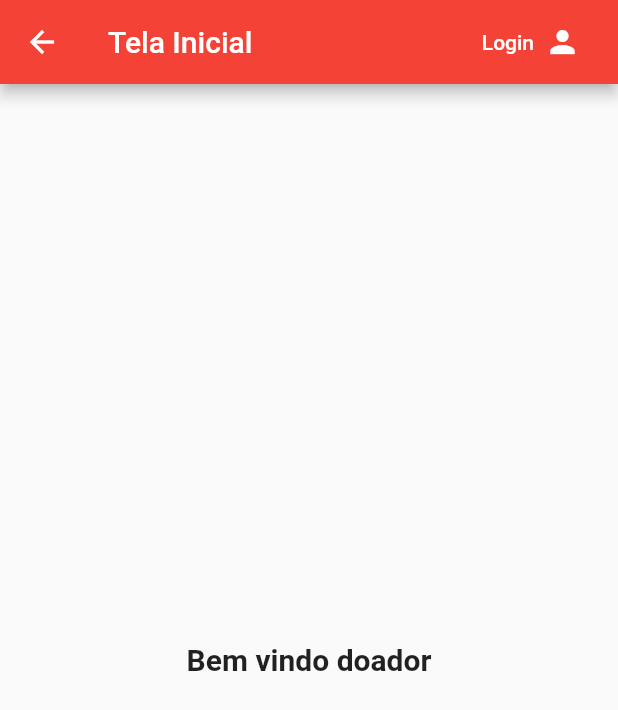
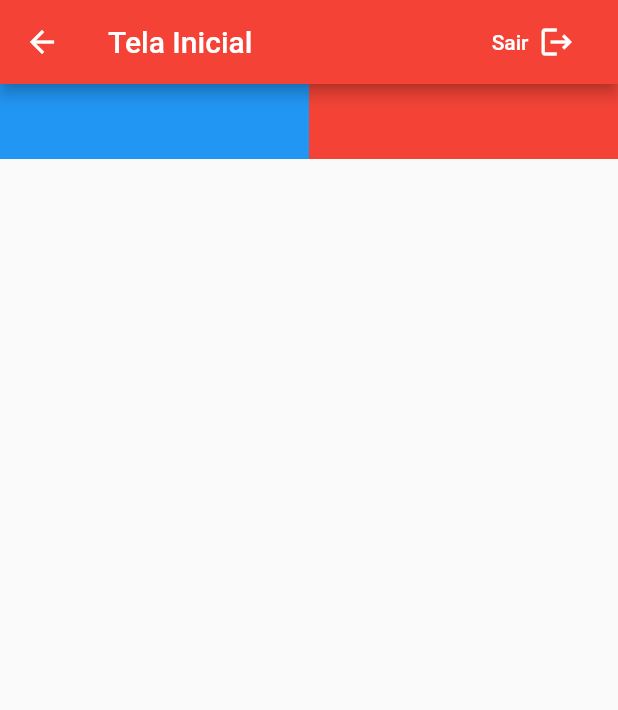
Before and after one commit to gabrielomena/doesangue_app, a Flutter app: the HomeScreen screen opened by its route, on a phone screen of 412 x 824 dp. Shown: the top 710 px of the screen. Run offline on Flutter 3.47's test engine with Material 2 defaults, Android fonts, the phone set to English and light mode, and no system bars.

Commit message:
arrumando tela home.

```diff
--- a/lib/screens/home_screen.dart
+++ b/lib/screens/home_screen.dart
@@ -15,8 +15,8 @@ class HomeScreen extends StatelessWidget {
           FlatButton(
             child: Row (
               children: <Widget> [
-                Text ('Login  '),
-                Icon (Icons.person)
+                Text ('Sair  '),
+                Icon (Icons.logout)
               ],
             ),
             padding: EdgeInsets.fromLTRB(0,0,25,0),
@@ -27,13 +27,25 @@ class HomeScreen extends StatelessWidget {
           ),
         ],
       ),
-      body: Center (
-        child: Text(
-          'Bem vindo doador', style: TextStyle (
-          fontWeight: FontWeight.bold,
-          fontSize: 20,
-        ),
-        ),
+      body: Row (
+        children: <Widget>[
+          Container (
+            child: Expanded(
+              child: Container(
+                height: 50,
+                color: Colors.blue,
+              ),
+            ),
+          ),
+          Container (
+            child: Expanded(
+              child: Container(
+                height: 50,
+                color: Colors.red,
+              ),
+            ),
+          ),
+        ],
       ),
     );
   }
--- a/lib/screens/login_screen.dart
+++ b/lib/screens/login_screen.dart
@@ -112,7 +112,6 @@ class _LoginScreenState extends State<LoginScreen> {
                 borderRadius: BorderRadius.circular(10),
               ),
               child: Container (
-
                 width: 300,
                 padding: EdgeInsets.all(16),
                 child: Form(
@@ -120,7 +119,6 @@ class _LoginScreenState extends State<LoginScreen> {
                   child: SingleChildScrollView(
                     child: Column(
                       children: <Widget>[
-
                         TextFormField(
                           decoration: InputDecoration(labelText: 'Email'),
                           keyboardType: TextInputType.emailAddress,
```
